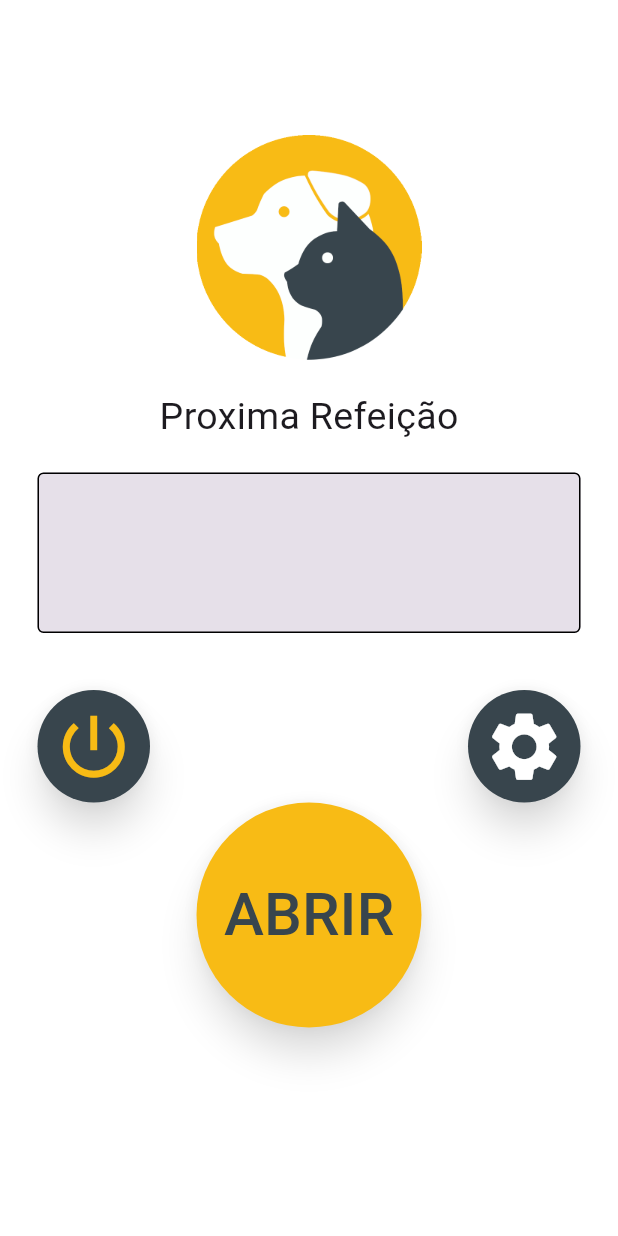
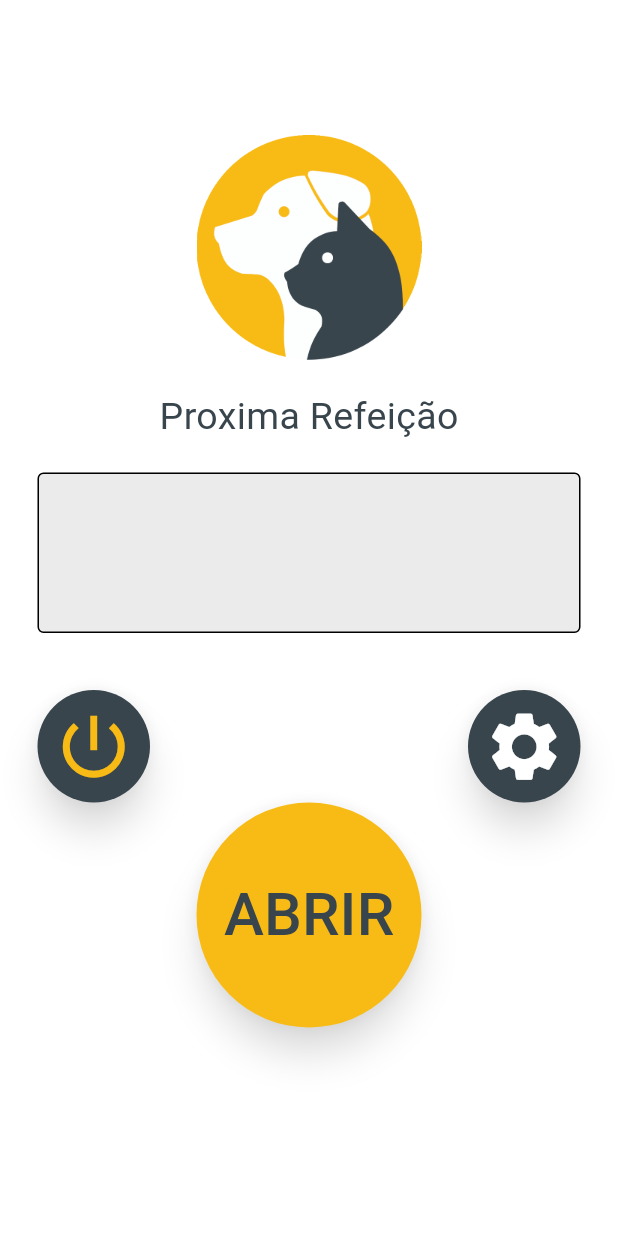
Before and after one commit to JOA0Vitor/app-Aulimentador-, a Flutter app: the screen it shows after launch, on a phone screen of 412 x 824 dp. Run offline on Flutter 3.47's test engine with Material 3 defaults, Android fonts, the phone set to English and light mode, and no system bars; our stand-ins replace flutter_svg, go_router.

Commit message:
Finalização do tema dark

```diff
--- a/analysis_options.yaml
+++ b/analysis_options.yaml
@@ -7,6 +7,9 @@
 
 # The following line activates a set of recommended lints for Flutter apps,
 # packages, and plugins designed to encourage good coding practices.
+analyzer:
+  errors:
+    use_build_context_synchronously: ignore
 include: package:flutter_lints/flutter.yaml
 
 linter:
--- a/lib/global_style.dart
+++ b/lib/global_style.dart
@@ -6,6 +6,8 @@ Color customRed = Colors.red;
 Color customBlack = Colors.black;
 Color customYellow = const Color(0xFFF8BB15);
 Color customGrey = const Color(0xFF38454D);
+Color customGreyLightbg = const Color(0x21616161);
+
 Color? customGreyLight = Colors.grey[100];
 
 BorderSide customBorderSide = BorderSide(
--- a/lib/home.dart
+++ b/lib/home.dart
@@ -31,11 +31,26 @@ class _HomeState extends State<Home> {
     }
   }
 
+  Future<void> powerOff() async {
+    try {
+      final response = await http.get(Uri.parse('$esp32ip/power_off'));
+      if (response.statusCode == 200) {
+        print('Servo desligar');
+      } else {
+        print('Erro ao desligar o servo');
+      }
+    } catch (e) {
+      print('Erro ao desligar o servo: $e');
+    }
+  }
+
   @override
   Widget build(BuildContext context) {
     final primeiroHorario = context.watch<HorarioProvider>().primeiroHorario;
+    final isDarkMode = Provider.of<ThemeProvider>(context).isDarkMode;
 
     return Scaffold(
+      backgroundColor: isDarkMode ? customGrey : customWhite,
       body: Padding(
         padding: const EdgeInsets.symmetric(horizontal: 25.0),
         child: SingleChildScrollView(
@@ -52,30 +67,34 @@ class _HomeState extends State<Home> {
                       .toggleTheme();
                 },
                 child: Image.asset(
-                  'assets/images/logo.png',
+                  isDarkMode
+                      ? 'assets/images/logo_dark.png'
+                      : 'assets/images/logo.png',
                   height: 150,
                   width: 150,
                 ),
               ),
-              const Text(
+              Text(
                 'Proxima Refeição',
                 style: TextStyle(
-                    fontWeight: FontWeight.w400, fontSize: 25, height: 3),
+                    color: isDarkMode ? customWhite : customGrey,
+                    fontWeight: FontWeight.w400,
+                    fontSize: 25,
+                    height: 3),
               ),
               TextField(
                 maxLines: 1,
                 readOnly: true,
-                style: const TextStyle(fontSize: 55),
+                style: TextStyle(
+                    color: customBlack,
+                    fontSize: 55,
+                    fontWeight: FontWeight.bold),
                 textAlignVertical: TextAlignVertical.center,
                 textAlign: TextAlign.center,
-                // keyboardType: TextInputType.number,
-                // inputFormatters: [
-                //   FilteringTextInputFormatter.digitsOnly,
-                //   HoraInputFormatter(),
-                // ],
                 decoration: InputDecoration(
                   contentPadding: const EdgeInsets.symmetric(vertical: 12.0),
                   filled: true,
+                  fillColor: isDarkMode ? customWhite : customGreyLightbg,
                   enabledBorder: OutlineInputBorder(
                     borderSide: customBorderSide,
                   ),
@@ -92,13 +111,14 @@ class _HomeState extends State<Home> {
                 mainAxisAlignment: MainAxisAlignment.spaceBetween,
                 children: [
                   ElevatedButton(
-                      onPressed: () {},
+                      onPressed: powerOff,
                       style: ElevatedButton.styleFrom(
                         fixedSize: const Size(75, 75),
                         elevation: 10,
                         shadowColor: customWhite,
-                        backgroundColor:
-                            Provider.of<ThemeProvider>(context).buttonColor,
+                        backgroundColor: isDarkMode
+                            ? customWhite
+                            : Provider.of<ThemeProvider>(context).buttonColor,
                         shape: RoundedRectangleBorder(
                           borderRadius: BorderRadius.circular(50),
                         ),
@@ -117,7 +137,9 @@ class _HomeState extends State<Home> {
                         fixedSize: const Size(75, 75),
                         elevation: 10,
                         shadowColor: customWhite,
-                        backgroundColor: customGrey,
+                        backgroundColor: isDarkMode
+                            ? customWhite
+                            : Provider.of<ThemeProvider>(context).buttonColor,
                         shape: RoundedRectangleBorder(
                           borderRadius: BorderRadius.circular(50),
                         ),
@@ -125,7 +147,9 @@ class _HomeState extends State<Home> {
                       ),
                       child: Icon(
                         Icons.settings,
-                        color: customWhite,
+                        color: isDarkMode
+                            ? Provider.of<ThemeProvider>(context).buttonColor
+                            : customWhite,
                         size: 55,
                       )),
                 ],
@@ -144,7 +168,11 @@ class _HomeState extends State<Home> {
                   ),
                   child: Text(
                     'ABRIR',
-                    style: TextStyle(color: customGrey, fontSize: 40),
+                    style: TextStyle(
+                        color: isDarkMode
+                            ? customWhite
+                            : Provider.of<ThemeProvider>(context).buttonColor,
+                        fontSize: 40),
                   )),
             ],
           ),
--- a/lib/main.dart
+++ b/lib/main.dart
@@ -3,6 +3,7 @@ import 'package:aulimentador/global_style.dart';
 import 'package:aulimentador/route.dart';
 import 'package:flutter/material.dart';
 import 'package:provider/provider.dart';
+import 'package:flutter_localizations/flutter_localizations.dart';
 
 void main() {
   runApp(
@@ -34,6 +35,15 @@ class _MyAppState extends State<MyApp> {
       routerDelegate: routes.routerDelegate,
       routeInformationParser: routes.routeInformationParser,
       routeInformationProvider: routes.routeInformationProvider,
+      supportedLocales: const [
+        Locale('pt', 'BR'),
+      ],
+      localizationsDelegates: const [
+        GlobalMaterialLocalizations.delegate,
+        GlobalWidgetsLocalizations.delegate,
+        GlobalCupertinoLocalizations.delegate,
+      ],
+      locale: const Locale('pt', 'BR'),
       theme: ThemeData(
         brightness:
             themeProvider.isDarkMode ? Brightness.dark : Brightness.light,
--- a/lib/route.dart
+++ b/lib/route.dart
@@ -8,7 +8,11 @@ final routes = GoRouter(
   initialLocation: '/home',
   routes: <RouteBase>[
     GoRoute(path: '/home', builder: ((context, state) => const Home())),
-    GoRoute(path: '/horarios', builder: ((context, state) => const Horarios())),
+    // GoRoute(path: '/horarios', builder: ((context, state) => const Horarios())),
+    GoRoute(
+      path: '/horarios',
+      builder: (context, state) => const Horarios(),
+    ),
   ],
 );
 
--- a/pubspec.yaml
+++ b/pubspec.yaml
@@ -42,6 +42,7 @@ dependencies:
   provider: ^6.1.2
   flutter_svg: ^2.0.10+1
   http: ^1.2.2
+  flutter_localization: ^0.2.2
 
 
 dev_dependencies:
@@ -69,7 +70,9 @@ flutter:
   # To add assets to your application, add an assets section, like this:
   assets:
     - assets/images/logo.png
+    - assets/images/logo_dark.png
     - assets/icon/lixo.svg
+    - assets/icon/share.svg
   #   - images/a_dot_ham.jpeg
 
   # An image asset can refer to one or more resolution-specific "variants", see
```
Also changed, not shown: lib/horarios.dart (+156 -44 lines), assets/icon/share.svg (added), assets/images/logo_dark.png (added), pubspec.lock, 5 other files.
